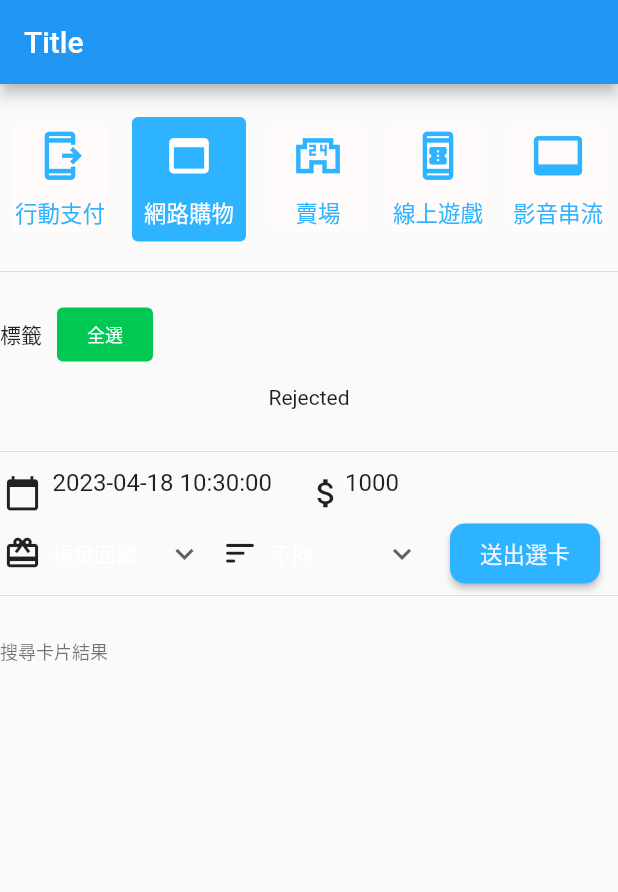
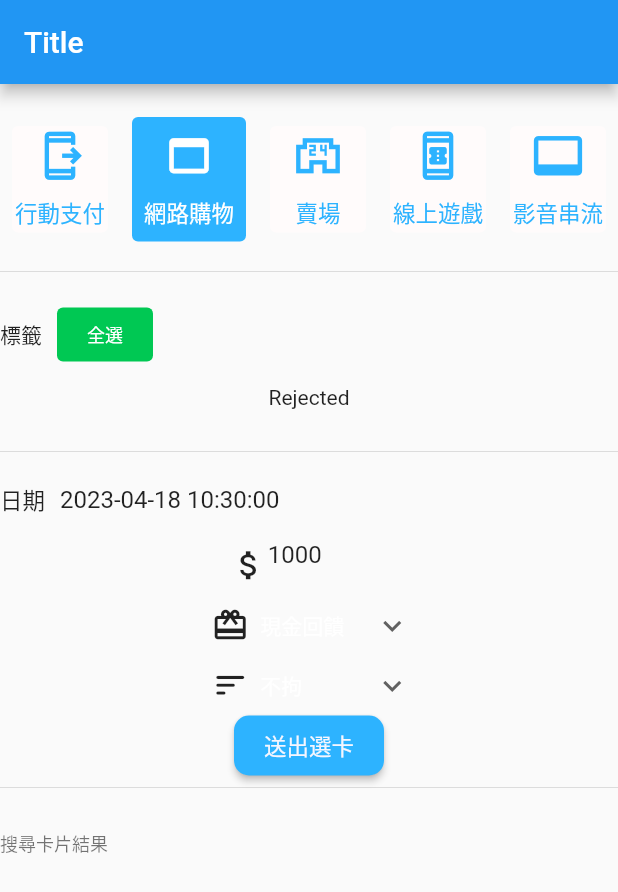
Before and after one commit to chriswow333/pickcard, a Flutter app: the screen it shows after launch, on a phone screen of 412 x 824 dp. Shown: the top 892 px of the screen. Run offline on Flutter 3.47's test engine with Material 2 defaults, Android fonts, the phone set to English and light mode, and no system bars; drawn by our look-alikes of datetime_picker_formfield; our stand-ins replace dio, flutter_mobx, freezed_annotation, logger, mobx; network calls fail; Roboto replaces fonts that are missing (Netflix).

Commit message:
modified date widget

```diff
--- a/lib/page/pickcard/pickcard.dart
+++ b/lib/page/pickcard/pickcard.dart
@@ -527,8 +527,8 @@ class Caculator extends StatelessWidget {
   @override
   Widget build(BuildContext context) {
     return Container(
-      width:MediaQuery.of(context).size.width,
-      child:Wrap(
+      // width:MediaQuery.of(context).size.width,
+      child:Column(
         children:const [
           DateItem(),
           SizedBox(width:10),
@@ -553,7 +553,6 @@ class SortItem extends StatelessWidget {
   Widget build(BuildContext context) {
 
     SortTypeViewModel sortTypeViewModel = Provider.of<SortTypeViewModel>(context);
-
 
     return Observer(builder:(context){
 
@@ -670,19 +669,34 @@ class DateItem extends StatelessWidget {
   Widget build(BuildContext context) {
     EffectiveTimeViewModel effectiveTimeViewModel = Provider.of<EffectiveTimeViewModel>(context);
     return Container(
-      child:Wrap(
+      child:Row(
+        mainAxisAlignment: MainAxisAlignment.start,
         children:[
           Container(
-            width:30,
-            height:40,
-            alignment: Alignment.center,
-            child:const Icon(Icons.calendar_today, size:25,),
+            // width:30,
+            // height:40,
+            // alignment: Alignment.center,
+            child:const Text(
+              '日期',
+              style: TextStyle(
+                fontFamily: "Netflix",
+                fontWeight: FontWeight.w300,
+                fontSize: 15,
+                // color: Color.fromRGBO(245, 246, 255, 1),
+              ),
+            )//const Icon(Icons.calendar_today, size:25,),
           ),
-          const SizedBox(width:5,),
-          SizedBox(
-            height:32,
-            width:160,
+          const SizedBox(width:10,),
+          ConstrainedBox(
+            constraints: BoxConstraints(
+              maxWidth: 300,
+            ),
+            // alignment: Alignment.center,
+            // padding:const EdgeInsets.only(left: 20),
+            // height:32,
+            // width:160,
             child:DateTimeField(
+              // textAlign:TextAlign.center,
               resetIcon:null,
               initialValue: DateTime.now(),
               format: format,
```
